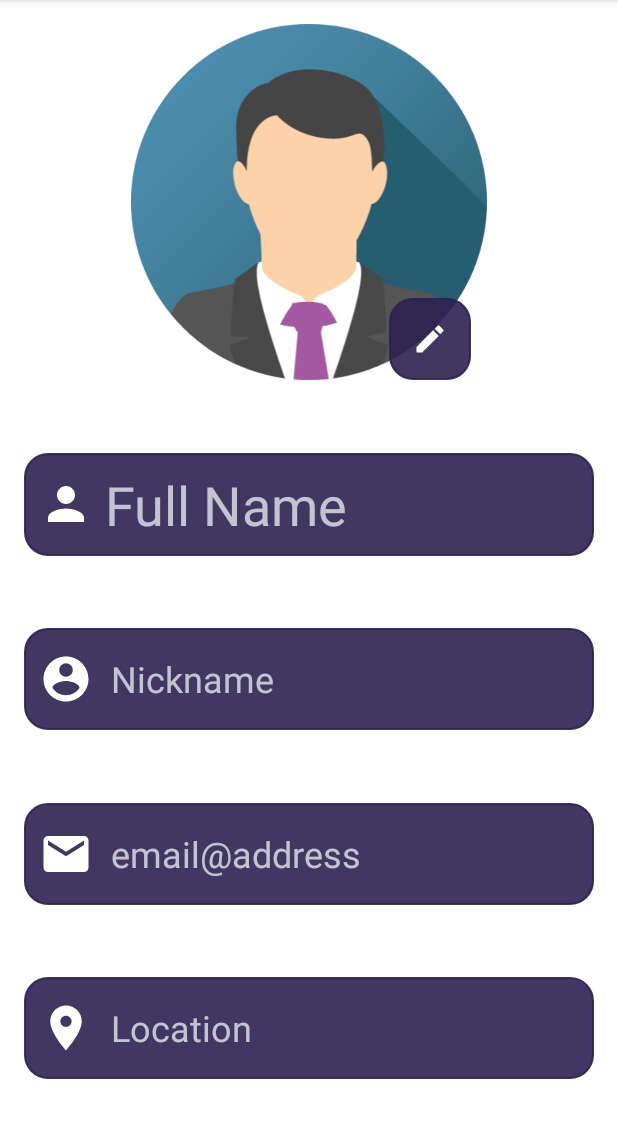
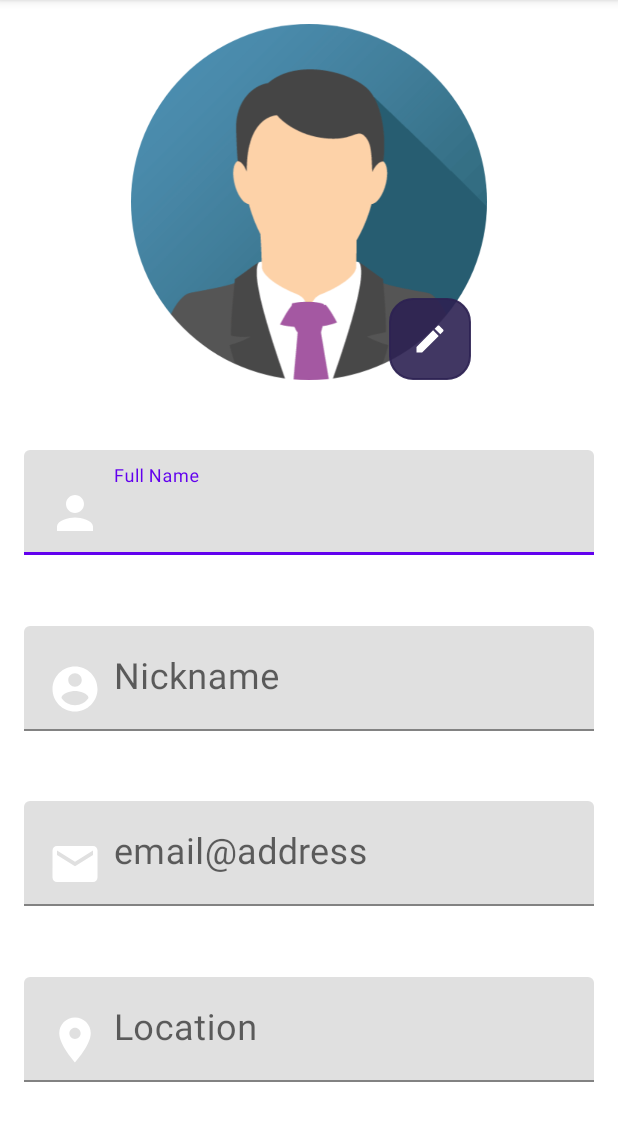
Before and after one commit to peppehermes/splinter-sell, an Android app: the fragment EditProfile shown on its own in the app's theme, on a phone screen of 412 x 824 dp, the part 84-1225 px from its top. Run offline under Robolectric (Android 15) with nearby library versions, the phone set to English and light mode, and no system bars.

Commit message:
Substantial modifications to Edit layouts.

```diff
--- a/app/src/main/java/it/polito/mad/splintersell/ui/profile_edit/EditProfile.kt
+++ b/app/src/main/java/it/polito/mad/splintersell/ui/profile_edit/EditProfile.kt
@@ -12,6 +12,7 @@ import android.os.Build
 import android.os.Bundle
 import android.os.Environment
 import android.provider.MediaStore
+import android.text.InputFilter
 import android.util.Log
 import android.view.*
 import androidx.fragment.app.Fragment
@@ -62,6 +63,8 @@ class EditProfile : Fragment() {
     override fun onViewCreated(view: View, savedInstanceState: Bundle?) {
 
         setHasOptionsMenu(true)
+
+        this.setInputLimits()
 
         this.imageButtonMenu()
 
@@ -121,6 +124,16 @@ class EditProfile : Fragment() {
             }
             else -> super.onOptionsItemSelected(item)
         }
+    }
+
+    //Limits the lenght of the input of the EditText fields
+    private fun setInputLimits(){
+
+        name.filters = arrayOf(InputFilter.LengthFilter(20))
+        nickname.filters = arrayOf(InputFilter.LengthFilter(20))
+        email.filters = arrayOf(InputFilter.LengthFilter(30))
+        location.filters = arrayOf(InputFilter.LengthFilter(30))
+
     }
 
     private fun retrieveImage() {
@@ -402,4 +415,9 @@ class EditProfile : Fragment() {
             outState.putString("imgUri", this.toString())
         }
     }
+
+
+
+
+
 }
--- a/app/src/main/res/layout-land/fragment_edit_profile.xml
+++ b/app/src/main/res/layout-land/fragment_edit_profile.xml
@@ -30,96 +30,124 @@
         app:layout_constraintTop_toTopOf="parent"
         app:srcCompat="@drawable/img_avatar" />
 
-    <EditText
-        android:id="@+id/name"
+    <com.google.android.material.textfield.TextInputLayout
+        android:id="@+id/til_name"
         android:layout_width="0dp"
         android:layout_height="wrap_content"
         android:layout_marginStart="8dp"
         android:layout_marginTop="16dp"
         android:layout_marginEnd="16dp"
+        android:layout_marginBottom="16dp"
+        app:layout_constraintBottom_toTopOf="@+id/til_nickname"
+        app:layout_constraintEnd_toEndOf="parent"
+        app:layout_constraintHorizontal_bias="0.5"
+        app:layout_constraintStart_toStartOf="@+id/guideline_top"
+        app:layout_constraintTop_toTopOf="parent">
+
+        <EditText
+            android:id="@+id/name"
+            android:layout_width="match_parent"
+            android:layout_height="match_parent"
             android:drawableStart="@drawable/ic_person_white_36dp"
             android:drawablePadding="8dp"
-        android:background="@drawable/rounded_corner"
             android:hint="@string/fname"
             android:importantForAutofill="no"
             android:inputType="textPersonName"
-        android:padding="10dp"
             android:textColor="@color/white_FOCUS"
             android:textColorHint="@color/second_grey_ACTIVE_UNFOCUS"
-        android:textSize="36sp"
-        app:layout_constraintBottom_toTopOf="@+id/nickname"
+            android:textSize="16sp" />
+
+
+    </com.google.android.material.textfield.TextInputLayout>
+
+    <com.google.android.material.textfield.TextInputLayout
+        android:id="@+id/til_nickname"
+        android:layout_width="0dp"
+        android:layout_height="wrap_content"
+        android:layout_marginStart="8dp"
+        android:layout_marginBottom="16dp"
+        android:layout_marginEnd="16dp"
+        app:layout_constraintBottom_toTopOf="@+id/til_email"
         app:layout_constraintEnd_toEndOf="parent"
         app:layout_constraintHorizontal_bias="0.5"
         app:layout_constraintStart_toStartOf="@+id/guideline_top"
-        app:layout_constraintTop_toTopOf="parent" />
+        app:layout_constraintTop_toBottomOf="@+id/til_name">
 
         <EditText
             android:id="@+id/nickname"
+            android:layout_width="match_parent"
+            android:layout_height="match_parent"
+            android:drawableStart="@drawable/ic_account_circle_white_36dp"
+            android:drawablePadding="8dp"
+            android:hint="@string/nick"
+            android:importantForAutofill="no"
+            android:inputType="text"
+            android:textColor="@color/white_FOCUS"
+            android:textColorHint="@color/second_grey_ACTIVE_UNFOCUS"
+            android:textSize="16sp" />
+
+
+    </com.google.android.material.textfield.TextInputLayout>
+
+
+    <com.google.android.material.textfield.TextInputLayout
+        android:id="@+id/til_email"
         android:layout_width="0dp"
         android:layout_height="wrap_content"
         android:layout_marginStart="8dp"
+        android:layout_marginBottom="16dp"
         android:layout_marginEnd="16dp"
-        android:drawableStart="@drawable/ic_account_circle_white_36dp"
-        android:drawablePadding="8dp"
-        android:background="@drawable/rounded_corner"
-        android:hint="@string/nick"
-        android:importantForAutofill="no"
-        android:inputType="text"
-        android:padding="10dp"
-        android:textColor="@color/white_FOCUS"
-        android:textColorHint="@color/second_grey_ACTIVE_UNFOCUS"
-        android:textSize="24sp"
-        app:layout_constraintBottom_toTopOf="@+id/email"
+        app:layout_constraintBottom_toTopOf="@+id/til_location"
         app:layout_constraintEnd_toEndOf="parent"
         app:layout_constraintHorizontal_bias="0.5"
         app:layout_constraintStart_toStartOf="@+id/guideline_top"
-        app:layout_constraintTop_toBottomOf="@+id/name" />
+        app:layout_constraintTop_toBottomOf="@+id/til_nickname" >
 
         <EditText
             android:id="@+id/email"
-        android:layout_width="0dp"
-        android:layout_height="wrap_content"
-        android:layout_marginStart="8dp"
-        android:layout_marginEnd="16dp"
-        android:background="@drawable/rounded_corner"
+            android:layout_width="match_parent"
+            android:layout_height="match_parent"
             android:drawableStart="@drawable/ic_email_white_36dp"
             android:drawablePadding="12dp"
             android:hint="@string/mail"
             android:importantForAutofill="no"
             android:inputType="textEmailAddress"
-        android:padding="10dp"
             android:textColor="@color/white_FOCUS"
             android:textColorHint="@color/second_grey_ACTIVE_UNFOCUS"
-        android:textSize="24sp"
-        app:layout_constraintBottom_toTopOf="@+id/location"
-        app:layout_constraintEnd_toEndOf="parent"
-        app:layout_constraintHorizontal_bias="0.5"
-        app:layout_constraintStart_toStartOf="@+id/guideline_top"
-        app:layout_constraintTop_toBottomOf="@+id/nickname" />
+            android:textSize="16sp" />
 
-    <EditText
-        android:id="@+id/location"
+    </com.google.android.material.textfield.TextInputLayout>
+
+    <com.google.android.material.textfield.TextInputLayout
+        android:id="@+id/til_location"
         android:layout_width="0dp"
         android:layout_height="wrap_content"
         android:layout_marginStart="8dp"
         android:layout_marginEnd="16dp"
         android:layout_marginBottom="16dp"
-        android:background="@drawable/rounded_corner"
+        app:layout_constraintBottom_toBottomOf="parent"
+        app:layout_constraintEnd_toEndOf="parent"
+        app:layout_constraintHorizontal_bias="0.5"
+        app:layout_constraintStart_toStartOf="@+id/guideline_top"
+        app:layout_constraintTop_toBottomOf="@+id/til_email">
+
+        <EditText
+            android:id="@+id/location"
+            android:layout_width="match_parent"
+            android:layout_height="match_parent"
             android:drawableStart="@drawable/ic_location_on_white_36dp"
             android:drawablePadding="12dp"
             android:hint="@string/location"
             android:importantForAutofill="no"
             android:inputType="textAutoCorrect|text|textAutoComplete|textPostalAddress"
-        android:padding="10dp"
             android:textColor="@color/white_FOCUS"
             android:textColorHint="@color/second_grey_ACTIVE_UNFOCUS"
-        android:textSize="24sp"
-        app:autoSizeTextType="uniform"
-        app:layout_constraintBottom_toBottomOf="parent"
-        app:layout_constraintEnd_toEndOf="parent"
-        app:layout_constraintHorizontal_bias="0.5"
-        app:layout_constraintStart_toStartOf="@+id/guideline_top"
-        app:layout_constraintTop_toBottomOf="@+id/email" />
+            android:textSize="16sp"
+            app:autoSizeTextType="uniform" />
+
+
+
+    </com.google.android.material.textfield.TextInputLayout>
 
     <ImageButton
         android:id="@+id/select_photo"
--- a/app/src/main/res/layout/fragment_edit_profile.xml
+++ b/app/src/main/res/layout/fragment_edit_profile.xml
@@ -16,107 +16,129 @@
         app:layout_constraintGuide_percent="0.33"
         app:layout_constraintStart_toStartOf="parent" />
 
-    <EditText
-        android:id="@+id/name"
-        android:layout_width="0dp"
+
+    <com.google.android.material.textfield.TextInputLayout
+        android:id="@+id/til_name"
+        android:layout_width="match_parent"
         android:layout_height="wrap_content"
         android:layout_marginStart="16dp"
         android:layout_marginTop="16dp"
         android:layout_marginEnd="16dp"
+        app:layout_constraintBottom_toTopOf="@+id/til_nickname"
+        app:layout_constraintEnd_toEndOf="parent"
+        app:layout_constraintHorizontal_bias="0.5"
+        app:layout_constraintStart_toStartOf="parent"
+        app:layout_constraintTop_toTopOf="@+id/guideline_top">
+
+        <EditText
+            android:id="@+id/name"
+            android:layout_width="match_parent"
+            android:layout_height="wrap_content"
             android:drawableStart="@drawable/ic_person_white_36dp"
             android:drawablePadding="8dp"
-        android:background="@drawable/rounded_corner"
             android:hint="@string/fname"
             android:importantForAutofill="no"
             android:inputType="textPersonName"
-        android:padding="10dp"
             android:textColor="@color/white_FOCUS"
             android:textColorHint="@color/second_grey_ACTIVE_UNFOCUS"
-        android:textSize="36sp"
-        app:layout_constraintBottom_toTopOf="@+id/nickname"
-        app:layout_constraintEnd_toEndOf="parent"
-        app:layout_constraintHorizontal_bias="0.5"
-        app:layout_constraintStart_toStartOf="parent"
-        app:layout_constraintTop_toTopOf="@+id/guideline_top" />
+            android:textSize="24sp"/>
 
-    <EditText
-        android:id="@+id/nickname"
-        android:layout_width="0dp"
+
+    </com.google.android.material.textfield.TextInputLayout>
+
+    <com.google.android.material.textfield.TextInputLayout
+        android:id="@+id/til_nickname"
+        android:layout_width="match_parent"
         android:layout_height="wrap_content"
         android:layout_marginStart="16dp"
         android:layout_marginTop="16dp"
         android:layout_marginEnd="16dp"
-        android:background="@drawable/rounded_corner"
+        app:layout_constraintBottom_toTopOf="@+id/til_email"
+        app:layout_constraintEnd_toEndOf="parent"
+        app:layout_constraintHorizontal_bias="0.5"
+        app:layout_constraintStart_toStartOf="parent"
+        app:layout_constraintTop_toBottomOf="@+id/til_name" >
+
+
+        <EditText
+            android:id="@+id/nickname"
+            android:layout_width="match_parent"
+            android:layout_height="wrap_content"
             android:drawableStart="@drawable/ic_account_circle_white_36dp"
-        android:drawablePadding="12dp"
+            android:drawablePadding="8dp"
             android:hint="@string/nick"
             android:importantForAutofill="no"
             android:inputType="textShortMessage|text"
-        android:paddingStart="10dp"
-        android:paddingTop="16dp"
-        android:paddingEnd="10dp"
-        android:paddingBottom="16dp"
             android:textColor="@color/white_FOCUS"
             android:textColorHint="@color/second_grey_ACTIVE_UNFOCUS"
             android:textSize="24sp"
-        app:layout_constraintBottom_toTopOf="@+id/email"
-        app:layout_constraintEnd_toEndOf="parent"
-        app:layout_constraintHorizontal_bias="0.5"
-        app:layout_constraintStart_toStartOf="parent"
-        app:layout_constraintTop_toBottomOf="@+id/name" />
+            />
 
-    <EditText
-        android:id="@+id/email"
-        android:layout_width="0dp"
+
+
+    </com.google.android.material.textfield.TextInputLayout>
+
+    <com.google.android.material.textfield.TextInputLayout
+        android:id="@+id/til_email"
+        android:layout_width="match_parent"
         android:layout_height="wrap_content"
         android:layout_marginStart="16dp"
         android:layout_marginTop="16dp"
         android:layout_marginEnd="16dp"
-        android:background="@drawable/rounded_corner"
+        app:layout_constraintBottom_toTopOf="@+id/til_location"
+        app:layout_constraintEnd_toEndOf="parent"
+        app:layout_constraintHorizontal_bias="0.5"
+        app:layout_constraintStart_toStartOf="parent"
+        app:layout_constraintTop_toBottomOf="@+id/til_nickname">
+
+
+        <EditText
+            android:id="@+id/email"
+            android:layout_width="match_parent"
+            android:layout_height="wrap_content"
             android:drawableStart="@drawable/ic_email_white_36dp"
-        android:drawablePadding="12dp"
+            android:drawablePadding="8dp"
             android:hint="@string/mail"
             android:importantForAutofill="no"
             android:inputType="textEmailAddress"
-        android:paddingStart="10dp"
-        android:paddingTop="16dp"
-        android:paddingEnd="10dp"
-        android:paddingBottom="16dp"
             android:textColor="@color/white_FOCUS"
             android:textColorHint="@color/second_grey_ACTIVE_UNFOCUS"
-        android:textSize="24sp"
-        app:layout_constraintBottom_toTopOf="@+id/location"
-        app:layout_constraintEnd_toEndOf="parent"
-        app:layout_constraintHorizontal_bias="0.5"
-        app:layout_constraintStart_toStartOf="parent"
-        app:layout_constraintTop_toBottomOf="@+id/nickname" />
+            android:textSize="24sp"/>
 
-    <EditText
-        android:id="@+id/location"
-        android:layout_width="0dp"
+    </com.google.android.material.textfield.TextInputLayout>
+
+
+    <com.google.android.material.textfield.TextInputLayout
+        android:id="@+id/til_location"
+        android:layout_width="match_parent"
         android:layout_height="wrap_content"
         android:layout_marginStart="16dp"
         android:layout_marginTop="16dp"
         android:layout_marginEnd="16dp"
         android:layout_marginBottom="16dp"
-        android:background="@drawable/rounded_corner"
+        app:layout_constraintBottom_toBottomOf="parent"
+        app:layout_constraintEnd_toEndOf="parent"
+        app:layout_constraintHorizontal_bias="0.4"
+        app:layout_constraintStart_toStartOf="parent"
+        app:layout_constraintTop_toBottomOf="@+id/til_email">
+
+        <EditText
+            android:id="@+id/location"
+            android:layout_width="match_parent"
+            android:layout_height="wrap_content"
             android:drawableStart="@drawable/ic_location_on_white_36dp"
-        android:drawablePadding="12dp"
+            android:drawablePadding="8dp"
             android:hint="@string/location"
             android:importantForAutofill="no"
             android:inputType="textAutoCorrect|textAutoComplete|textPostalAddress"
-        android:paddingStart="10dp"
-        android:paddingTop="16dp"
-        android:paddingEnd="10dp"
-        android:paddingBottom="16dp"
             android:textColor="@color/white_FOCUS"
             android:textColorHint="@color/second_grey_ACTIVE_UNFOCUS"
-        android:textSize="24sp"
-        app:layout_constraintBottom_toBottomOf="parent"
-        app:layout_constraintEnd_toEndOf="parent"
-        app:layout_constraintHorizontal_bias="0.5"
-        app:layout_constraintStart_toStartOf="parent"
-        app:layout_constraintTop_toBottomOf="@+id/email" />
+            android:textSize="24sp" />
+
+
+    </com.google.android.material.textfield.TextInputLayout>
+
+
 
     <ImageView
         android:id="@+id/profile_photo"
--- a/app/src/main/res/values/dimens.xml
+++ b/app/src/main/res/values/dimens.xml
@@ -5,4 +5,9 @@
     <dimen name="nav_header_vertical_spacing">8dp</dimen>
     <dimen name="nav_header_height">176dp</dimen>
     <dimen name="fab_margin">16dp</dimen>
+
+    //for the label above Spinner
+    <dimen name="input_label_vertical_spacing">8dp</dimen>
+    <dimen name="input_label_horizontal_spacing">4dp</dimen>
+
 </resources>
```
Also changed, not shown: app/src/main/java/it/polito/mad/splintersell/ui/item_details/ItemEditFragment.kt (+13 -0 lines), app/src/main/res/layout-land/fragment_edit_item.xml (+58 -15 lines), app/src/main/res/layout/fragment_edit_item.xml (+76 -14 lines), app/src/main/res/values/styles.xml (+8 -0 lines). Lines whose indentation alone changed are shown as unchanged.
